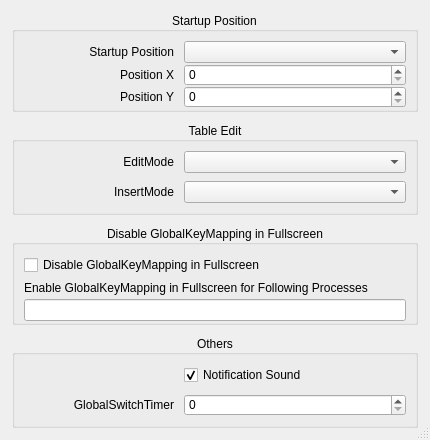
Above: QKeyMapper/qgeneraladvanceddialog.ui from Zalafina/QKeyMapper before the change. Below: the same form after it.
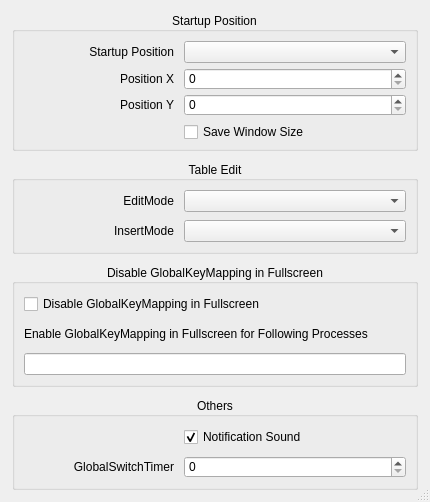
That is the form after the change.

The edit to the form file:
```diff
--- a/QKeyMapper/qgeneraladvanceddialog.ui
+++ b/QKeyMapper/qgeneraladvanceddialog.ui
@@ -7,13 +7,13 @@
     <x>0</x>
     <y>0</y>
     <width>430</width>
-    <height>440</height>
+    <height>502</height>
    </rect>
   </property>
   <property name="minimumSize">
    <size>
     <width>400</width>
-    <height>420</height>
+    <height>450</height>
    </size>
   </property>
   <property name="windowTitle">
@@ -158,6 +158,41 @@
         </property>
        </widget>
       </item>
+      <item row="3" column="0">
+       <spacer name="saveWindowSizeLeftSpacer">
+        <property name="orientation">
+         <enum>Qt::Orientation::Horizontal</enum>
+        </property>
+        <property name="sizeType">
+         <enum>QSizePolicy::Policy::Fixed</enum>
+        </property>
+        <property name="sizeHint" stdset="0">
+         <size>
+          <width>150</width>
+          <height>22</height>
+         </size>
+        </property>
+       </spacer>
+      </item>
+      <item row="3" column="1">
+       <widget class="QCheckBox" name="saveWindowSizeCheckBox">
+        <property name="minimumSize">
+         <size>
+          <width>0</width>
+          <height>22</height>
+         </size>
+        </property>
+        <property name="focusPolicy">
+         <enum>Qt::FocusPolicy::NoFocus</enum>
+        </property>
+        <property name="text">
+         <string>Save Window Size</string>
+        </property>
+        <property name="checked">
+         <bool>false</bool>
+        </property>
+       </widget>
+      </item>
      </layout>
     </widget>
    </item>
```
